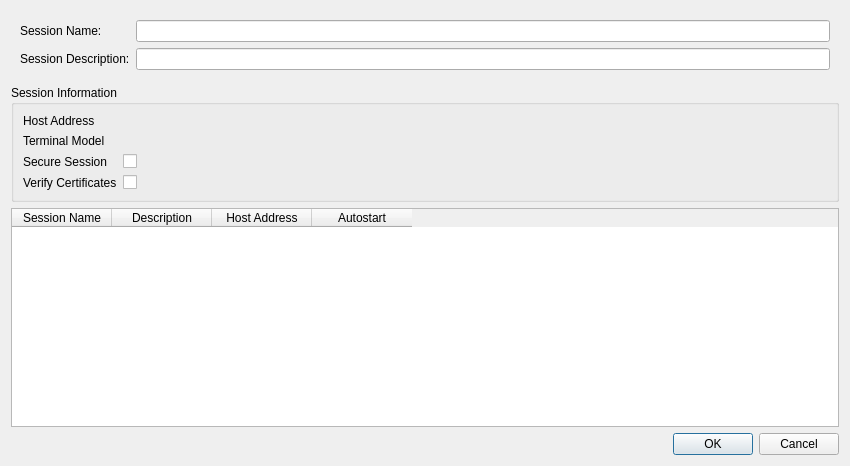
Above: SessionDialog.ui from HobbitHacker/Q3270 before the change. Below: the same form after it.
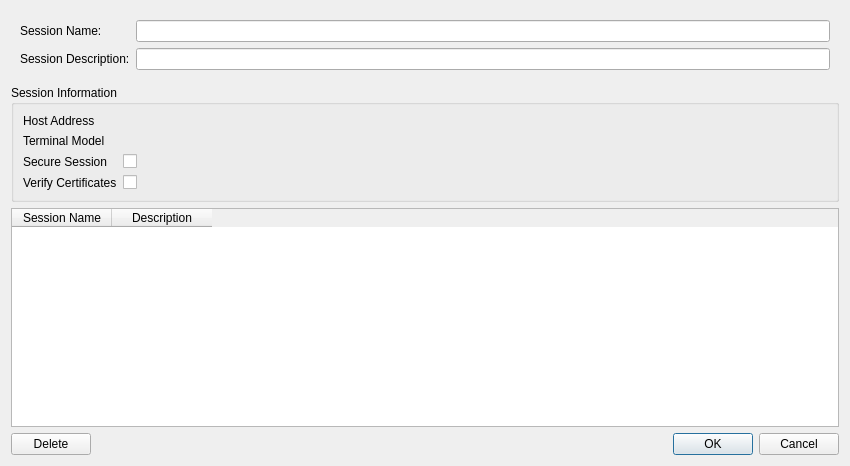
That is the form after the change.

Commit message:
Add 'Delete' session functionality
New capability to delete sessions from dialogs derived from
SessionDialog.

Implemented in Save.

Patch:
```diff
--- a/SessionDialog.ui
+++ b/SessionDialog.ui
@@ -14,7 +14,33 @@
    <string>Form</string>
   </property>
   <layout class="QGridLayout" name="gridLayout">
-   <item row="0" column="0">
+   <item row="3" column="1">
+    <widget class="QTableWidget" name="sessionTable">
+     <property name="editTriggers">
+      <set>QAbstractItemView::NoEditTriggers</set>
+     </property>
+     <property name="selectionMode">
+      <enum>QAbstractItemView::SingleSelection</enum>
+     </property>
+     <property name="selectionBehavior">
+      <enum>QAbstractItemView::SelectRows</enum>
+     </property>
+     <attribute name="verticalHeaderStretchLastSection">
+      <bool>false</bool>
+     </attribute>
+     <column>
+      <property name="text">
+       <string>Session Name</string>
+      </property>
+     </column>
+     <column>
+      <property name="text">
+       <string>Description</string>
+      </property>
+     </column>
+    </widget>
+   </item>
+   <item row="0" column="1">
     <widget class="QWidget" name="entryFields" native="true">
      <layout class="QGridLayout" name="gridLayout_2">
       <item row="0" column="0">
@@ -47,50 +73,7 @@
      </layout>
     </widget>
    </item>
-   <item row="5" column="0">
-    <widget class="QDialogButtonBox" name="buttonBox">
-     <property name="standardButtons">
-      <set>QDialogButtonBox::Cancel|QDialogButtonBox::Ok</set>
-     </property>
-    </widget>
-   </item>
-   <item row="3" column="0">
-    <widget class="QTableWidget" name="sessionTable">
-     <property name="editTriggers">
-      <set>QAbstractItemView::NoEditTriggers</set>
-     </property>
-     <property name="selectionMode">
-      <enum>QAbstractItemView::SingleSelection</enum>
-     </property>
-     <property name="selectionBehavior">
-      <enum>QAbstractItemView::SelectRows</enum>
-     </property>
-     <attribute name="verticalHeaderStretchLastSection">
-      <bool>false</bool>
-     </attribute>
-     <column>
-      <property name="text">
-       <string>Session Name</string>
-      </property>
-     </column>
-     <column>
-      <property name="text">
-       <string>Description</string>
-      </property>
-     </column>
-     <column>
-      <property name="text">
-       <string>Host Address</string>
-      </property>
-     </column>
-     <column>
-      <property name="text">
-       <string>Autostart</string>
-      </property>
-     </column>
-    </widget>
-   </item>
-   <item row="2" column="0">
+   <item row="2" column="1">
     <widget class="QGroupBox" name="groupBox">
      <property name="title">
       <string>Session Information</string>
@@ -164,6 +147,24 @@
      </layout>
     </widget>
    </item>
+   <item row="4" column="1">
+    <layout class="QHBoxLayout" name="horizontalLayout">
+     <item>
+      <widget class="QPushButton" name="deleteButton">
+       <property name="text">
+        <string>Delete</string>
+       </property>
+      </widget>
+     </item>
+     <item>
+      <widget class="QDialogButtonBox" name="buttonBox">
+       <property name="standardButtons">
+        <set>QDialogButtonBox::Cancel|QDialogButtonBox::Ok</set>
+       </property>
+      </widget>
+     </item>
+    </layout>
+   </item>
   </layout>
  </widget>
  <resources/>
```
The commit also changes 6 other files.
